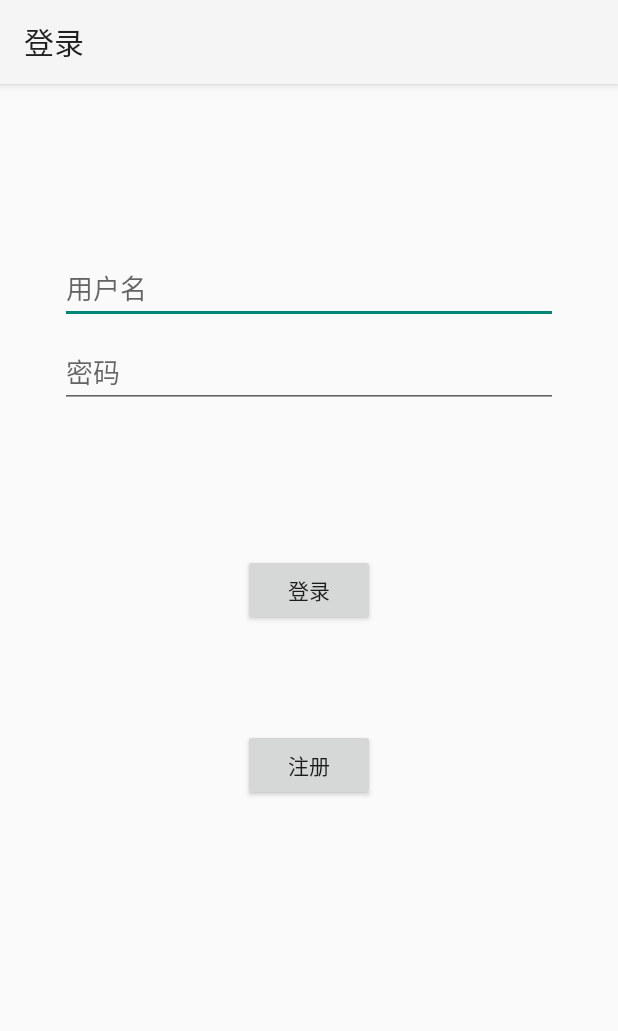
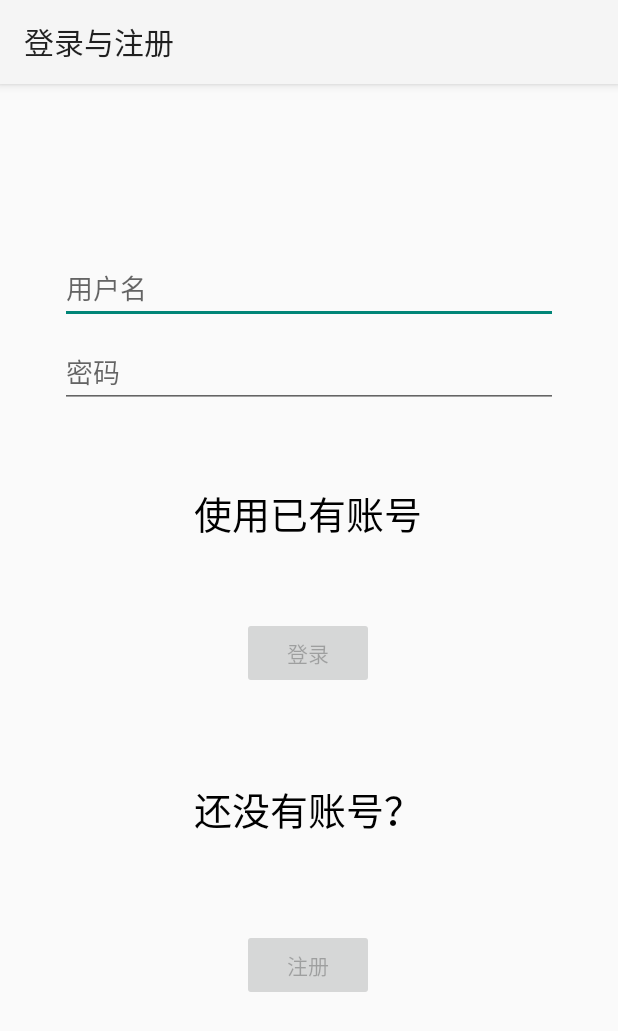
Before and after one commit to 0Kirby/ProgressNote, an Android app: the LoginActivity screen opened directly, with no data from a screen before it, on a phone screen of 412 x 824 dp. Shown: the top 1031 px of the screen. Run offline under Robolectric (Android 15) with nearby library versions, the phone set to English and light mode, and no system bars.

Commit message:
optimize LoginActivity

```diff
--- a/app/build.gradle
+++ b/app/build.gradle
@@ -7,7 +7,7 @@ android {
         minSdkVersion 19
         targetSdkVersion 29
         versionCode 1
-        versionName "1.2.0"
+        versionName "1.2.5"
         testInstrumentationRunner "androidx.test.runner.AndroidJUnitRunner"
     }
     buildTypes {
--- a/app/src/main/res/layout/activity_login.xml
+++ b/app/src/main/res/layout/activity_login.xml
@@ -18,13 +18,13 @@
         android:layout_marginStart="24dp"
         android:layout_marginTop="96dp"
         android:layout_marginEnd="24dp"
-
-        android:hint="@string/prompt_email"
+        android:digits="@string/filter_username"
         android:importantForAutofill="no"
-        android:inputType="text"
+        android:hint="@string/username"
         android:selectAllOnFocus="true"
         app:layout_constraintEnd_toEndOf="parent"
         app:layout_constraintStart_toStartOf="parent"
+        android:inputType="text"
         app:layout_constraintTop_toTopOf="parent" />
 
     <EditText
@@ -34,8 +34,7 @@
         android:layout_marginStart="24dp"
         android:layout_marginTop="8dp"
         android:layout_marginEnd="24dp"
-
-        android:hint="@string/prompt_password"
+        android:hint="@string/password"
         android:imeOptions="actionDone"
         android:importantForAutofill="no"
         android:inputType="textPassword"
@@ -43,6 +42,17 @@
         app:layout_constraintEnd_toEndOf="parent"
         app:layout_constraintStart_toStartOf="parent"
         app:layout_constraintTop_toBottomOf="@+id/username" />
+
+    <TextView
+        android:layout_width="wrap_content"
+        android:layout_height="wrap_content"
+        android:text="@string/login_hint"
+        android:textColor="#000000"
+        android:textSize="25sp"
+        app:layout_constraintBottom_toTopOf="@+id/login"
+        app:layout_constraintEnd_toEndOf="@+id/login"
+        app:layout_constraintStart_toStartOf="@+id/login"
+        app:layout_constraintTop_toBottomOf="@+id/password" />
 
     <Button
         android:id="@+id/login"
@@ -54,11 +64,24 @@
         android:layout_marginEnd="48dp"
         android:layout_marginBottom="64dp"
         android:text="@string/action_sign_in"
+        android:enabled="false"
         app:layout_constraintBottom_toBottomOf="parent"
         app:layout_constraintEnd_toEndOf="parent"
+        app:layout_constraintHorizontal_bias="0.497"
         app:layout_constraintStart_toStartOf="parent"
         app:layout_constraintTop_toBottomOf="@+id/password"
-        app:layout_constraintVertical_bias="0.2" />
+        app:layout_constraintVertical_bias="0.303" />
+
+    <TextView
+        android:layout_width="wrap_content"
+        android:layout_height="wrap_content"
+        android:text="@string/register_hint"
+        android:textColor="#000000"
+        android:textSize="25sp"
+        app:layout_constraintBottom_toTopOf="@+id/register"
+        app:layout_constraintEnd_toEndOf="@+id/login"
+        app:layout_constraintStart_toStartOf="@+id/login"
+        app:layout_constraintTop_toBottomOf="@+id/login" />
 
     <Button
         android:id="@+id/register"
@@ -70,11 +93,13 @@
         android:layout_marginEnd="48dp"
         android:layout_marginBottom="64dp"
         android:text="@string/action_register"
+        android:enabled="false"
         app:layout_constraintBottom_toBottomOf="parent"
         app:layout_constraintEnd_toEndOf="parent"
+        app:layout_constraintHorizontal_bias="0.497"
         app:layout_constraintStart_toStartOf="parent"
         app:layout_constraintTop_toBottomOf="@+id/login"
-        app:layout_constraintVertical_bias="0.2" />
+        app:layout_constraintVertical_bias="0.653" />
 
     <ProgressBar
         android:id="@+id/loading"
--- a/app/src/main/res/values/strings.xml
+++ b/app/src/main/res/values/strings.xml
@@ -17,13 +17,14 @@
     <string name="exitApp">再按一次退出程序</string>
     <string name="formatDate">yyyy年MM月dd日    HH:mm:ss</string>
     <string name="developers">由小0卡、蓝色的海设计</string>
-    <string name="title_activity_login">登录</string>
-    <string name="prompt_email">用户名</string>
-    <string name="prompt_password">密码</string>
+    <string name="title_activity_login">登录与注册</string>
+    <string name="username">用户名</string>
+    <string name="password">密码</string>
     <string name="action_sign_in">登录</string>
     <string name="action_register">注册</string>
-    <string name="welcome">"欢迎 !"</string>
     <string name="invalid_username">请输入用户名</string>
     <string name="invalid_password">请输入密码</string>
-    <string name="login_failed">"登录失败"</string>
+    <string name="filter_username">0123456789abcdefghijklmnopqrstuvwxyz_ABCDEFGHIJKLMNOPQRSTUVWXYZ</string>
+    <string name="login_hint">使用已有账号</string>
+    <string name="register_hint">还没有账号？</string>
 </resources>
```
Also changed, not shown: app/src/main/java/com/xqjtqy/progressnote/LoginActivity.java (+43 -4 lines).
